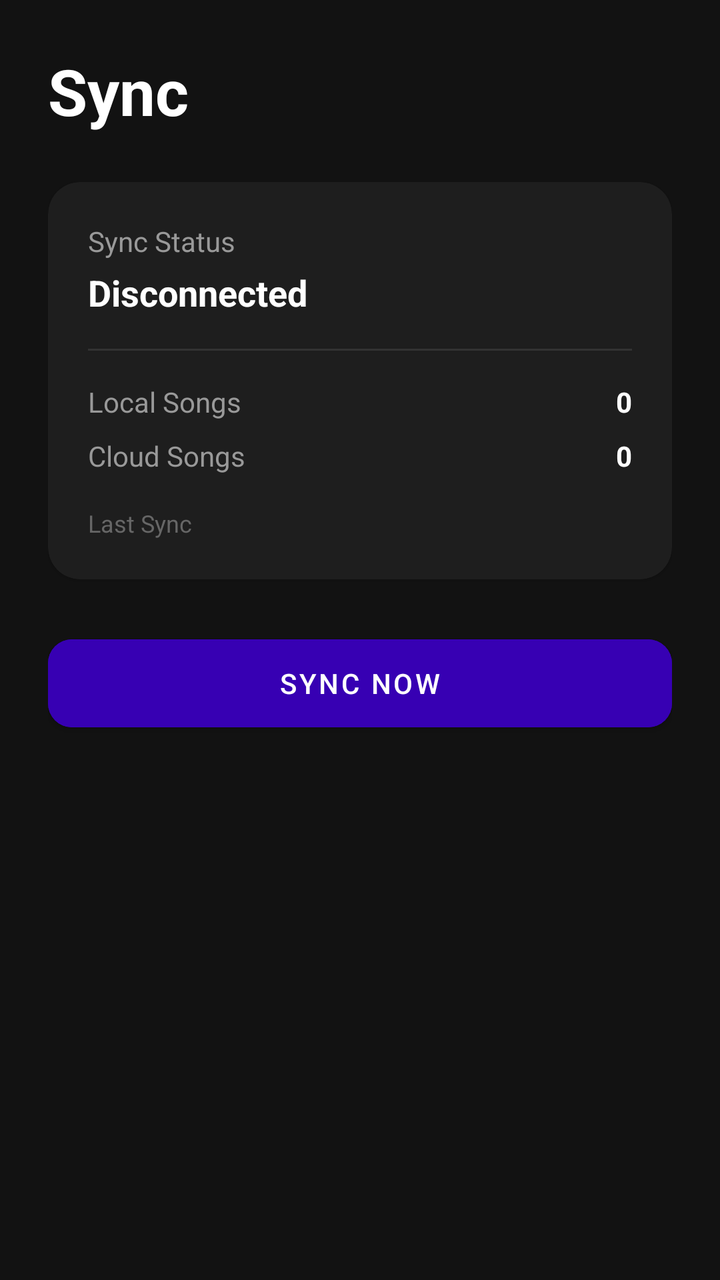
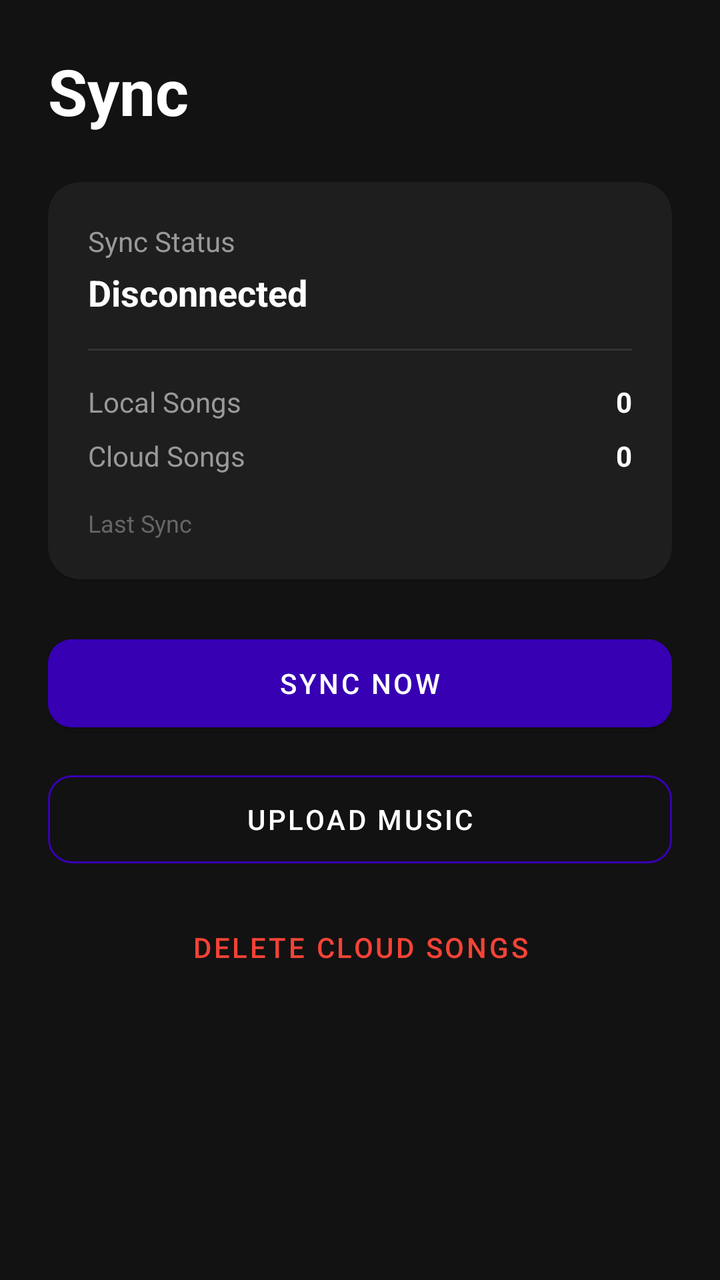

Two renders of the same Android screen: before a commit and after it. Below are the layout's source before the change and the commit's diff.
<!-- AndroidManifest.xml: application theme Theme.SyncTune -->
<!-- res/layout/fragment_sync.xml -->
<?xml version="1.0" encoding="utf-8"?>
<androidx.core.widget.NestedScrollView xmlns:android="http://schemas.android.com/apk/res/android"
    xmlns:app="http://schemas.android.com/apk/res-auto"
    xmlns:tools="http://schemas.android.com/tools"
    android:layout_width="match_parent"
    android:layout_height="match_parent"
    android:background="#121212"
    android:fillViewport="true">

    <androidx.constraintlayout.widget.ConstraintLayout
        android:layout_width="match_parent"
        android:layout_height="wrap_content"
        android:padding="24dp">

        <TextView
            android:id="@+id/tv_sync_title"
            android:layout_width="wrap_content"
            android:layout_height="wrap_content"
            android:text="@string/title_sync"
            android:textColor="@color/white"
            android:textSize="32sp"
            android:textStyle="bold"
            app:layout_constraintStart_toStartOf="parent"
            app:layout_constraintTop_toTopOf="parent" />

        
        <com.google.android.material.card.MaterialCardView
            android:id="@+id/card_status"
            android:layout_width="match_parent"
            android:layout_height="wrap_content"
            android:layout_marginTop="24dp"
            app:cardBackgroundColor="#1E1E1E"
            app:cardCornerRadius="16dp"
            app:layout_constraintTop_toBottomOf="@id/tv_sync_title">

            <LinearLayout
                android:layout_width="match_parent"
                android:layout_height="wrap_content"
                android:orientation="vertical"
                android:padding="20dp">

                <TextView
                    android:layout_width="wrap_content"
                    android:layout_height="wrap_content"
                    android:text="@string/sync_status"
                    android:textColor="#999999"
                    android:textSize="14sp" />

                <TextView
                    android:id="@+id/tv_connection_status"
                    android:layout_width="wrap_content"
                    android:layout_height="wrap_content"
                    android:layout_marginTop="4dp"
                    android:text="@string/status_disconnected"
                    android:textColor="@color/white"
                    android:textSize="18sp"
                    android:textStyle="bold" />

                <View
                    android:layout_width="match_parent"
                    android:layout_height="1dp"
                    android:layout_marginVertical="16dp"
                    android:background="#333333" />

                <GridLayout
                    android:layout_width="match_parent"
                    android:layout_height="wrap_content"
                    android:columnCount="2"
                    android:rowCount="2">

                    <TextView
                        android:layout_width="0dp"
                        android:layout_height="wrap_content"
                        android:layout_columnWeight="1"
                        android:text="@string/local_songs"
                        android:textColor="#999999" />

                    <TextView
                        android:id="@+id/tv_local_count"
                        android:layout_width="wrap_content"
                        android:layout_height="wrap_content"
                        android:text="0"
                        android:textColor="@color/white"
                        android:textStyle="bold" />

                    <TextView
                        android:layout_width="0dp"
                        android:layout_height="wrap_content"
                        android:layout_marginTop="8dp"
                        android:layout_columnWeight="1"
                        android:text="@string/cloud_songs"
                        android:textColor="#999999" />

                    <TextView
                        android:id="@+id/tv_cloud_count"
                        android:layout_width="wrap_content"
                        android:layout_height="wrap_content"
                        android:layout_marginTop="8dp"
                        android:text="0"
                        android:textColor="@color/white"
                        android:textStyle="bold" />
                </GridLayout>

                <TextView
                    android:id="@+id/tv_last_sync"
                    android:layout_width="wrap_content"
                    android:layout_height="wrap_content"
                    android:layout_marginTop="16dp"
                    android:text="@string/last_sync"
                    android:textColor="#666666"
                    android:textSize="12sp" />

            </LinearLayout>
        </com.google.android.material.card.MaterialCardView>

        

        
        <Button
            android:id="@+id/btn_sync_now"
            android:layout_width="match_parent"
            android:layout_height="56dp"
            android:layout_marginTop="24dp"
            android:backgroundTint="@color/purple_700"
            android:text="@string/btn_sync_now"
            app:cornerRadius="12dp"
            app:layout_constraintTop_toBottomOf="@id/card_status"
            tools:layout_editor_absoluteX="24dp" />

        <com.google.android.material.card.MaterialCardView
            android:id="@+id/card_progress"
            android:layout_width="match_parent"
            android:layout_height="wrap_content"
            android:layout_marginTop="24dp"
            android:visibility="gone"
            app:cardBackgroundColor="#1E1E1E"
            app:cardCornerRadius="16dp"
            app:layout_constraintTop_toBottomOf="@id/btn_sync_now">

            <LinearLayout
                android:layout_width="match_parent"
                android:layout_height="wrap_content"
                android:orientation="vertical"
                android:padding="20dp">

                <TextView
                    android:id="@+id/tv_progress_status"
                    android:layout_width="wrap_content"
                    android:layout_height="wrap_content"
                    android:text="@string/syncing_music"
                    android:textColor="@color/white"
                    android:textSize="16sp"
                    android:textStyle="bold" />

                <TextView
                    android:id="@+id/tv_progress_file"
                    android:layout_width="wrap_content"
                    android:layout_height="wrap_content"
                    android:layout_marginTop="4dp"
                    android:ellipsize="end"
                    android:singleLine="true"
                    android:textColor="#999999"
                    android:textSize="12sp" />

                <com.google.android.material.progressindicator.LinearProgressIndicator
                    android:id="@+id/progress_bar"
                    android:layout_width="match_parent"
                    android:layout_height="wrap_content"
                    android:layout_marginTop="16dp"
                    app:trackColor="#333333" />

                <RelativeLayout
                    android:layout_width="match_parent"
                    android:layout_height="wrap_content"
                    android:layout_marginTop="8dp">

                    <TextView
                        android:id="@+id/tv_progress_size"
                        android:layout_width="wrap_content"
                        android:layout_height="wrap_content"
                        android:layout_alignParentStart="true"
                        android:textColor="#999999"
                        android:textSize="12sp" />

                    <TextView
                        android:id="@+id/tv_progress_count"
                        android:layout_width="wrap_content"
                        android:layout_height="wrap_content"
                        android:layout_alignParentEnd="true"
                        android:textColor="#999999"
                        android:textSize="12sp" />
                </RelativeLayout>

            </LinearLayout>
        </com.google.android.material.card.MaterialCardView>

    </androidx.constraintlayout.widget.ConstraintLayout>
</androidx.core.widget.NestedScrollView>
<!-- resources referenced by this layout -->
<resources>
  <color name="purple_700">#3700B3</color>
  <color name="white">#FFFFFFFF</color>
  <string name="btn_sync_now">Sync Now</string>
  <string name="cloud_songs">Cloud Songs</string>
  <string name="last_sync">Last Sync</string>
  <string name="local_songs">Local Songs</string>
  <string name="status_disconnected">Disconnected</string>
  <string name="sync_status">Sync Status</string>
  <string name="syncing_music">Syncing music...</string>
  <string name="title_sync">Sync</string>
  <style name="Theme.SyncTune" parent="Theme.MaterialComponents.DayNight.NoActionBar">
          
          <item name="colorPrimary">@color/purple_500</item>
          <item name="colorPrimaryVariant">@color/purple_700</item>
          <item name="colorOnPrimary">@color/white</item>
          
          <item name="colorSecondary">@color/teal_200</item>
          <item name="colorSecondaryVariant">@color/teal_700</item>
          <item name="colorOnSecondary">@color/black</item>
  
          
          <item name="android:statusBarColor">@android:color/transparent</item>
          <item name="android:windowLightStatusBar">false</item>
          
          <item name="android:windowLayoutInDisplayCutoutMode" tools:targetApi="o_mr1">shortEdges</item>
  
          
      </style>
  <color name="purple_500">#6200EE</color>
  <color name="teal_200">#03DAC5</color>
  <color name="teal_700">#018786</color>
  <color name="black">#FF000000</color>
</resources>

<!-- the commit's change to res/layout/fragment_sync.xml (unified diff, before → after) -->
@@ -114,19 +114,46 @@
         </com.google.android.material.card.MaterialCardView>
 
         
+        <LinearLayout
+            android:id="@+id/layout_actions"
+            android:layout_width="match_parent"
+            android:layout_height="wrap_content"
+            android:layout_marginTop="24dp"
+            android:orientation="vertical"
+            app:layout_constraintTop_toBottomOf="@id/card_status">
+
+            <Button
+                android:id="@+id/btn_sync_now"
+                android:layout_width="match_parent"
+                android:layout_height="56dp"
+                android:backgroundTint="@color/purple_700"
+                android:text="@string/btn_sync_now"
+                app:cornerRadius="12dp" />
+
+            <Button
+                android:id="@+id/btn_upload_file"
+                style="@style/Widget.MaterialComponents.Button.OutlinedButton"
+                android:layout_width="match_parent"
+                android:layout_height="56dp"
+                android:layout_marginTop="12dp"
+                android:text="@string/btn_upload"
+                android:textColor="@color/white"
+                app:cornerRadius="12dp"
+                app:strokeColor="@color/purple_700" />
+
+            <Button
+                android:id="@+id/btn_delete_cloud_songs"
+                style="@style/Widget.MaterialComponents.Button.TextButton"
+                android:layout_width="match_parent"
+                android:layout_height="56dp"
+                android:layout_marginTop="8dp"
+                android:text="@string/btn_delete_cloud_songs"
+                android:textColor="#F44336"
+                app:cornerRadius="12dp" />
+
+        </LinearLayout>
 
         
-        <Button
-            android:id="@+id/btn_sync_now"
-            android:layout_width="match_parent"
-            android:layout_height="56dp"
-            android:layout_marginTop="24dp"
-            android:backgroundTint="@color/purple_700"
-            android:text="@string/btn_sync_now"
-            app:cornerRadius="12dp"
-            app:layout_constraintTop_toBottomOf="@id/card_status"
-            tools:layout_editor_absoluteX="24dp" />
-
         <com.google.android.material.card.MaterialCardView
             android:id="@+id/card_progress"
             android:layout_width="match_parent"
@@ -135,7 +162,7 @@
             android:visibility="gone"
             app:cardBackgroundColor="#1E1E1E"
             app:cardCornerRadius="16dp"
-            app:layout_constraintTop_toBottomOf="@id/btn_sync_now">
+            app:layout_constraintTop_toBottomOf="@id/layout_actions">
 
             <LinearLayout
                 android:layout_width="match_parent"
<!-- resource entries referenced after the edit -->
@@ -2,7 +2,9 @@
 <resources>
   <color name="purple_700">#3700B3</color>
   <color name="white">#FFFFFFFF</color>
+  <string name="btn_delete_cloud_songs">Delete Cloud Songs</string>
   <string name="btn_sync_now">Sync Now</string>
+  <string name="btn_upload">Upload Music</string>
   <string name="cloud_songs">Cloud Songs</string>
   <string name="last_sync">Last Sync</string>
   <string name="local_songs">Local Songs</string>
